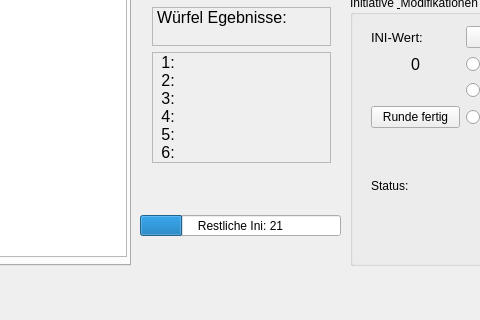
The window that sr5/shadowruntool.ui (eLi2015/sr_tool) describes before a commit, drawn with Qt 5; both pictures show x 240 to 720 and y 421 to 741 of the 1250 by 741 pixel window.
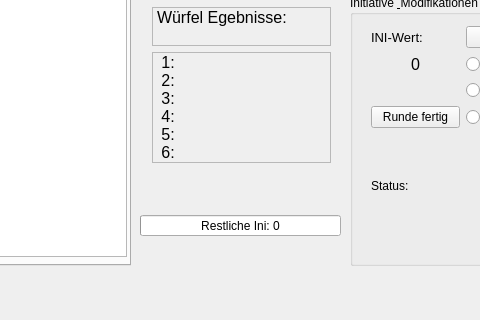
The same window after the commit.

What changed in the file:
```diff
--- a/sr5/shadowruntool.ui
+++ b/sr5/shadowruntool.ui
@@ -783,7 +783,7 @@
      <number>100</number>
     </property>
     <property name="value">
-     <number>21</number>
+     <number>0</number>
     </property>
     <property name="alignment">
      <set>Qt::AlignJustify|Qt::AlignVCenter</set>
```
